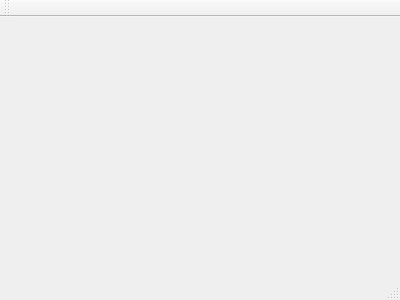
PowerOleg/Qt_can, file mainwindow.ui: the form before one commit.
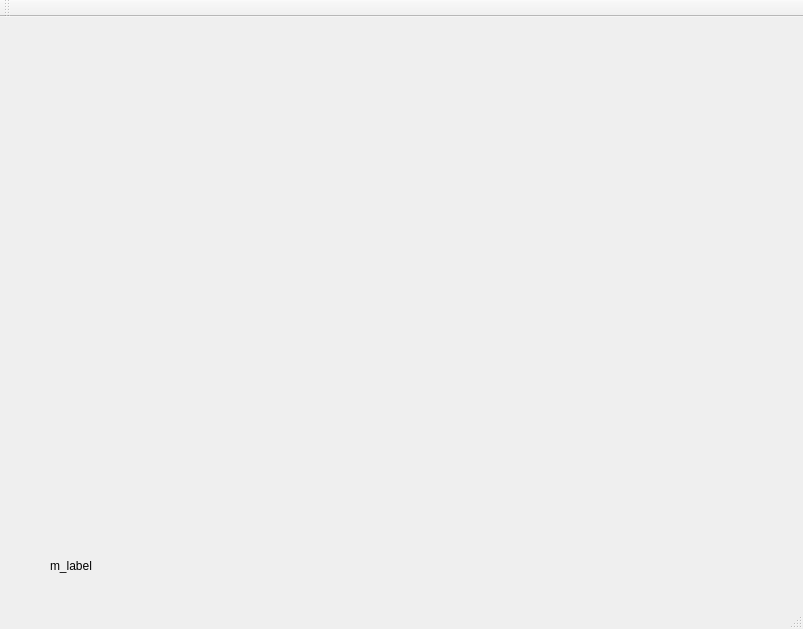
The form after the commit.

```diff
--- a/mainwindow.ui
+++ b/mainwindow.ui
@@ -1,24 +1,53 @@
 <ui version="4.0">
  <class>MainWindow</class>
- <widget class="QMainWindow" name="MainWindow" >
-  <property name="geometry" >
+ <widget class="QMainWindow" name="MainWindow">
+  <property name="geometry">
    <rect>
     <x>0</x>
     <y>0</y>
-    <width>400</width>
-    <height>300</height>
+    <width>803</width>
+    <height>629</height>
    </rect>
   </property>
   <property name="windowTitle" >
    <string>MainWindow</string>
   </property>
-  <widget class="QMenuBar" name="menuBar" />
-  <widget class="QToolBar" name="mainToolBar" />
-  <widget class="QWidget" name="centralWidget" />
-  <widget class="QStatusBar" name="statusBar" />
+  <widget class="QWidget" name="centralWidget">
+   <widget class="QLabel" name="m_status">
+    <property name="geometry">
+     <rect>
+      <x>50</x>
+      <y>540</y>
+      <width>67</width>
+      <height>17</height>
+     </rect>
+    </property>
+    <property name="text">
+     <string>m_label</string>
+    </property>
+   </widget>
+  </widget>
+  <widget class="QMenuBar" name="menuBar">
+   <property name="geometry">
+    <rect>
+     <x>0</x>
+     <y>0</y>
+     <width>803</width>
+     <height>22</height>
+    </rect>
+   </property>
+  </widget>
+  <widget class="QToolBar" name="mainToolBar">
+   <attribute name="toolBarArea">
+    <enum>TopToolBarArea</enum>
+   </attribute>
+   <attribute name="toolBarBreak">
+    <bool>false</bool>
+   </attribute>
+  </widget>
+  <widget class="QStatusBar" name="statusBar"/>
  </widget>
- <layoutDefault spacing="6" margin="11" />
- <pixmapfunction></pixmapfunction>
+ <layoutdefault spacing="6" margin="11"/>
  <resources/>
  <connections/>
 </ui>
```
Left out of the diff: 3 changed lines with no effect on the pictures.
